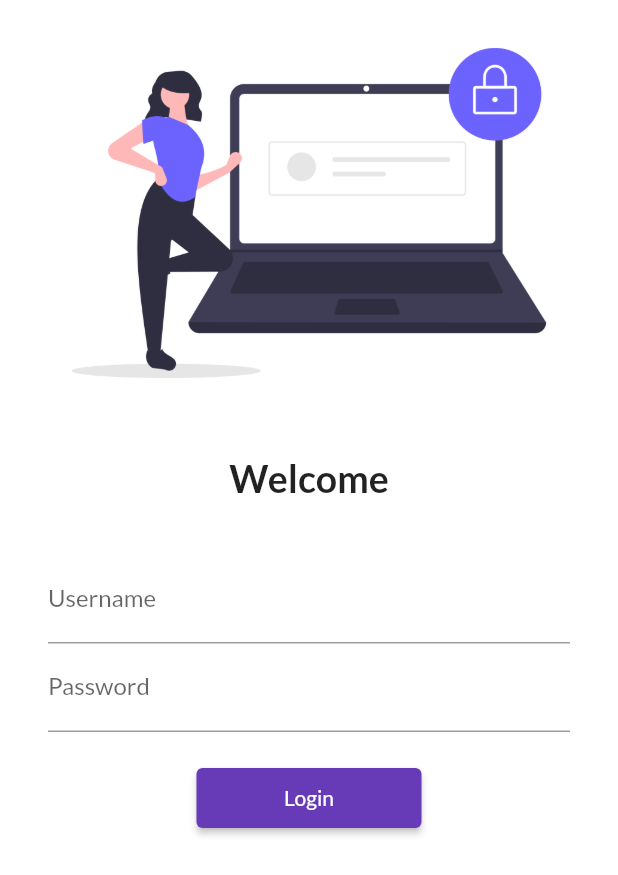
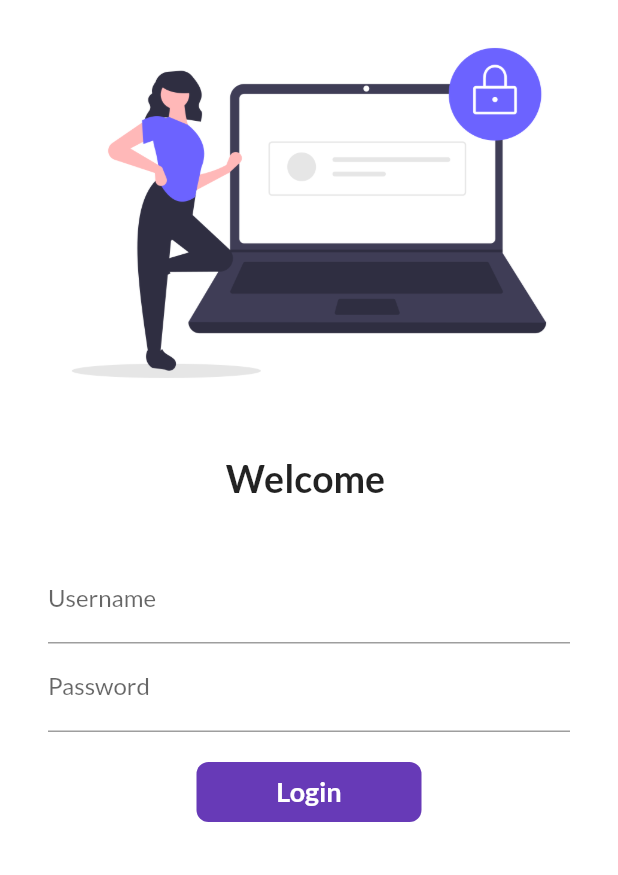
Before and after one commit to vijaysaxena999/30-Days_of_flutter, a Flutter app: the screen it shows after launch, on a phone screen of 412 x 824 dp. Shown: the top 875 px of the screen. Run offline on Flutter 3.47's test engine with Material 2 defaults, Android fonts, the phone set to English and light mode, and no system bars; our stand-ins replace google_fonts; missing offline and left inert: dart:ffi.

Commit message:
Day-6 Completed

```diff
--- a/lib/Pages/Loginpage.dart
+++ b/lib/Pages/Loginpage.dart
@@ -1,8 +1,18 @@
+import 'dart:ffi';
+
 import 'package:flutter/material.dart';
 import 'package:flutter_1/utils/routes.dart';
 
-class Loginpage extends StatelessWidget {
+class Loginpage extends StatefulWidget {
   const Loginpage({super.key});
+
+  @override
+  State<Loginpage> createState() => _LoginpageState();
+}
+
+class _LoginpageState extends State<Loginpage> {
+  String name = "";
+  bool changeButton = false;
 
   @override
   Widget build(BuildContext context) {
@@ -19,7 +29,7 @@ class Loginpage extends StatelessWidget {
                 height: 20.0,
               ),
               Text(
-                "Welcome",
+                "Welcome $name",
                 style: TextStyle(
                   fontSize: 25,
                   fontWeight: FontWeight.bold,
@@ -39,6 +49,10 @@ class Loginpage extends StatelessWidget {
                       decoration: InputDecoration(
                           hintText: "Enter your username",
                           labelText: "Username"),
+                      onChanged: (value) {
+                        name = value;
+                        setState(() {});
+                      },
                     ),
                     TextFormField(
                       obscureText: true,
@@ -49,13 +63,46 @@ class Loginpage extends StatelessWidget {
                     SizedBox(
                       height: 20.0,
                     ),
-                    ElevatedButton(
-                      onPressed: () {
+
+                    InkWell(
+                      onTap: () async {
+                        setState(() {
+                          changeButton = true;
+                        });
+
+                        await Future.delayed(Duration(seconds: 1));
                         Navigator.pushNamed(context, MyRoutes.homeRoute);
                       },
-                      child: Text("Login"),
-                      style: TextButton.styleFrom(minimumSize: Size(150, 40)),
+                      child: AnimatedContainer(
+                        duration: Duration(seconds: 1),
+                        width: changeButton ? 50 : 150,
+                        height: 40,
+                        alignment: Alignment.center,
+                        child: changeButton
+                            ? Icon(
+                                Icons.done,
+                                color: Colors.white,
+                              )
+                            : Text(
+                                "Login",
+                                style: TextStyle(
+                                    color: Colors.white,
+                                    fontSize: 18,
+                                    fontWeight: FontWeight.bold),
+                              ),
+                        decoration: BoxDecoration(
+                            color: Colors.deepPurple,
+                            borderRadius:
+                                BorderRadius.circular(changeButton ? 50 : 8)),
+                      ),
                     )
+                    // ElevatedButton(
+                    //   onPressed: () {
+                    //     Navigator.pushNamed(context, MyRoutes.homeRoute);
+                    //   },
+                    //   child: const Text("Login"),
+                    //   style: TextButton.styleFrom(minimumSize: Size(150, 40)),
+                    // )
                   ],
                 ),
               )
```
